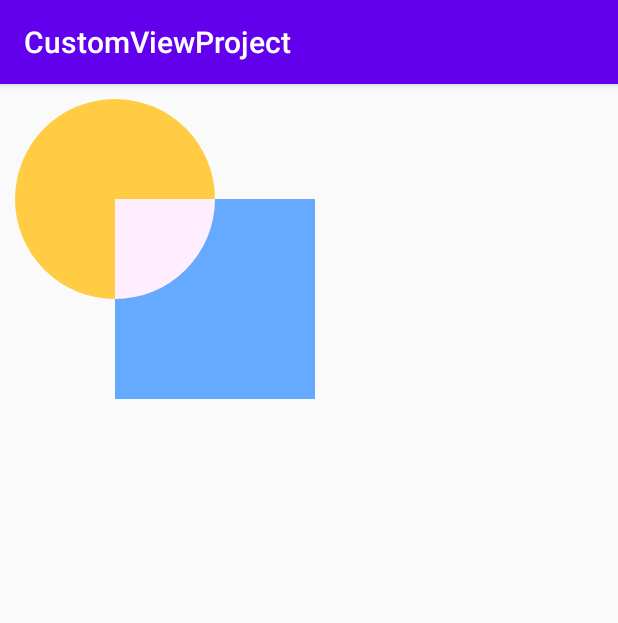
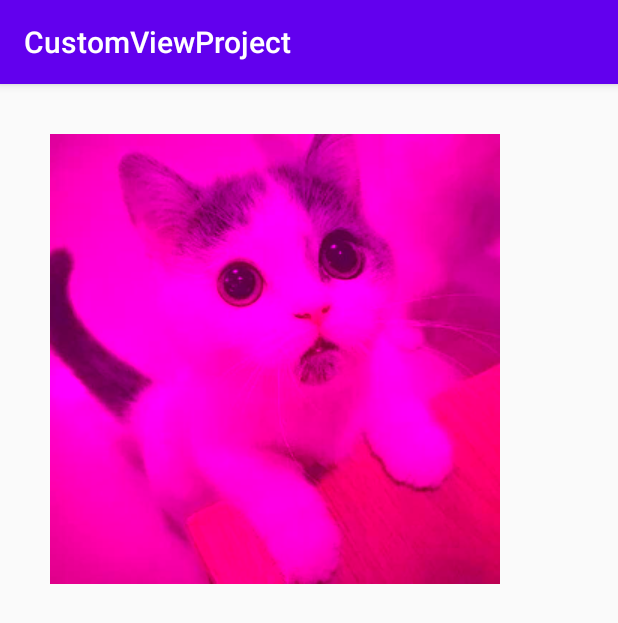
Before and after one commit to devallever/CustomViewProject, an Android app: the screen it shows after launch (MainActivity), on a phone screen of 412 x 824 dp. Shown: the top 623 px of the screen. Run offline under Robolectric (Android 15) with nearby library versions, the phone set to English and light mode, and no system bars.

Commit message:
FEATURE：LightingColorFilter修改颜色

```diff
--- a/app/src/main/java/com/allever/demo/customviewproject/PaintDetailView.kt
+++ b/app/src/main/java/com/allever/demo/customviewproject/PaintDetailView.kt
@@ -36,13 +36,15 @@ class PaintDetailView : View {
 
 //        setColorBase(canvas)
 //
-        setColorWithLinearGradient(canvas)
+//        setColorWithLinearGradient(canvas)
+//
+//        setColorWithRadialGradient(canvas)
+//
+//        setColorWithSweepGradient(canvas)
+//
+//        setColorWithBitmapShader(canvas)
 
-        setColorWithRadialGradient(canvas)
-
-        setColorWithSweepGradient(canvas)
-
-        setColorWithBitmapShader(canvas)
+        setColorWithColorFilter(canvas)
 
     }
 
@@ -139,7 +141,35 @@ class PaintDetailView : View {
         val centerY = 450f
         val bitmapShader = BitmapShader(mBitmap, Shader.TileMode.CLAMP, Shader.TileMode.CLAMP)
         mPaint.shader = bitmapShader
-        canvas?.drawCircle(centerX, centerY, 100f, mPaint)
+        canvas?.drawCircle(centerX+50, centerY+50, 100f, mPaint)
     }
 
+    private fun setColorWithColorFilter(canvas: Canvas?) {
+        mPaint.reset()
+
+//        //原始
+//        val colorFilter = LightingColorFilter(0xffffff, 0x000000)
+//        mPaint.colorFilter = colorFilter
+//        canvas?.drawBitmap(mBitmap, 50f, 50f, mPaint)
+
+//        //去掉红色
+//        val colorFilter = LightingColorFilter(0x00ffff, 0x000000)
+//        mPaint.colorFilter = colorFilter
+//        canvas?.drawBitmap(mBitmap, 50f, 50f, mPaint)
+
+//        //增强红色
+//        val colorFilter = LightingColorFilter(0xffffff, 0x500000)
+//        mPaint.colorFilter = colorFilter
+//        canvas?.drawBitmap(mBitmap, 50f, 50f, mPaint)
+
+//        //增强红色和蓝色
+//        val colorFilter = LightingColorFilter(0xffffff, 0x500030)
+//        mPaint.colorFilter = colorFilter
+//        canvas?.drawBitmap(mBitmap, 50f, 50f, mPaint)
+
+        //增强红色和蓝色， 去掉绿色
+        val colorFilter = LightingColorFilter(0xff00ff, 0x500030)
+        mPaint.colorFilter = colorFilter
+        canvas?.drawBitmap(mBitmap, 50f, 50f, mPaint)
+    }
 }
--- a/app/src/main/res/layout/activity_main.xml
+++ b/app/src/main/res/layout/activity_main.xml
@@ -6,9 +6,8 @@
 	android:layout_height="match_parent"
 	tools:context=".MainActivity">
 
-	<com.allever.demo.customviewproject.XfermodeView
+	<com.allever.demo.customviewproject.PaintDetailView
 		android:layout_width="match_parent"
-		android:layout_height="match_parent"
-		android:layout_margin="10dp"/>
+		android:layout_height="match_parent"/>
 
 </RelativeLayout>
```
Also changed, not shown: 1 other file.
